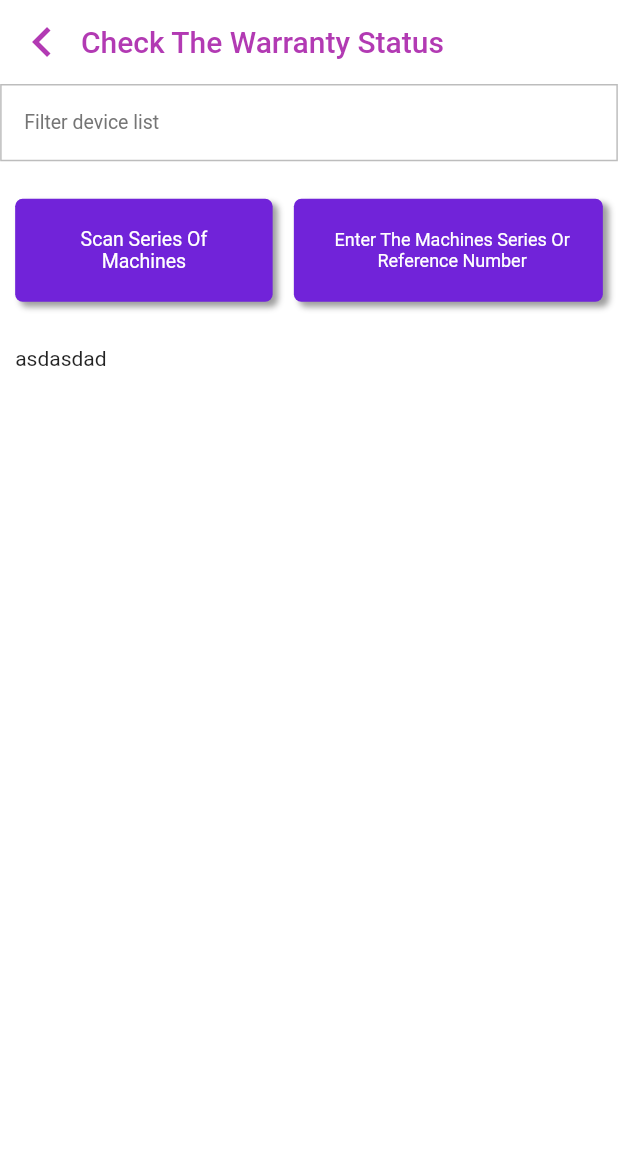
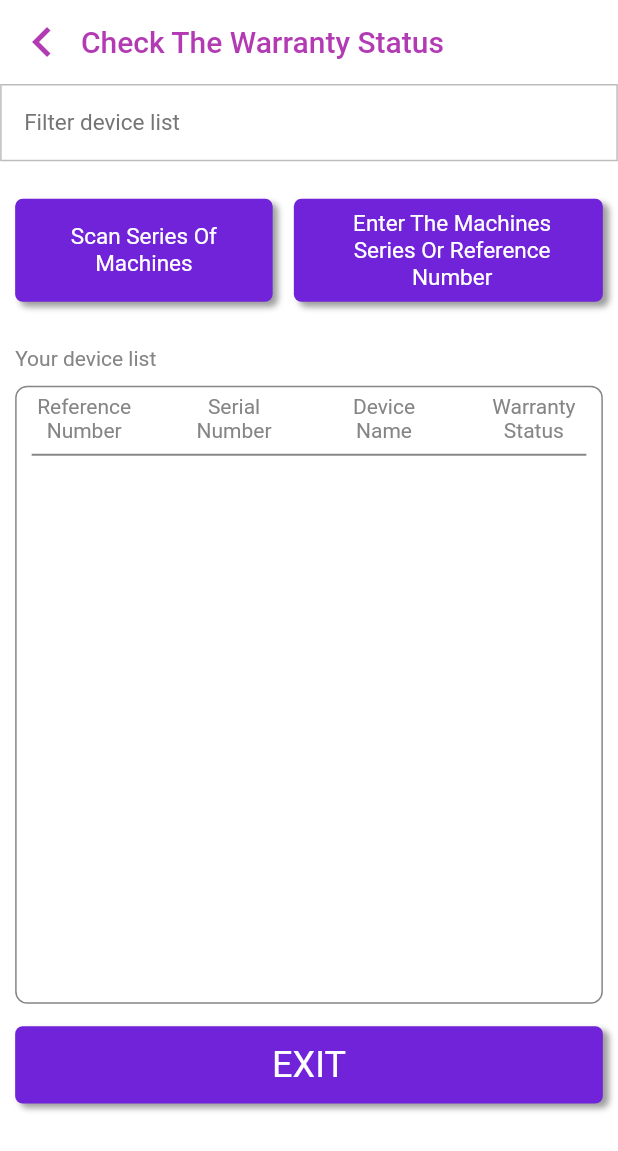
Before and after one commit to tanvu2804/project-internship, a Flutter app: the screen it shows after launch, on a phone screen of 412 x 824 dp. Shown: the top 1151 px of the screen. Run offline on Flutter 3.47's test engine with Material 2 defaults, Android fonts, the phone set to English and light mode, and no system bars.

Commit message:
[update][18-8][2022][feature/status_warranty]

```diff
--- a/lib/constants/app_string.dart
+++ b/lib/constants/app_string.dart
@@ -346,4 +346,8 @@ abstract class App_String {
   static const String FILTERDEVICE = "Filter device list";
   static const String Scan = "Scan Series Of Machines ";
   static const String Enter = "Enter The Machines Series Or Reference Number";
+  static const String REFERENCE = "Reference Number";
+  static const String SERIAL = "Serial Number";
+  static const String DEVICE = "Device Name";
+  static const String STATUS = "Warranty Status";
 }
--- a/lib/modules/Status_Warranty/view/Check_Status_Warranty_view.dart
+++ b/lib/modules/Status_Warranty/view/Check_Status_Warranty_view.dart
@@ -59,7 +59,7 @@ class _Status_Warranty_ViewState extends State<Status_Warranty_View> {
                       style: TextStyle(
                         color: Colors.grey.shade600,
                         fontWeight: FontWeight.w400,
-                        fontSize: 13,
+                        fontSize: 15,
                       ),
                     ),
                   ),
@@ -103,7 +103,7 @@ class _Status_Warranty_ViewState extends State<Status_Warranty_View> {
                               App_String.Scan,
                               textAlign: TextAlign.center,
                               style: TextStyle(
-                                fontSize: 13,
+                                fontSize: 15,
                                 color: Color(0xffFFFFFF),
                                 fontWeight: FontWeight.w400,
                                 fontStyle: FontStyle.normal,
@@ -137,7 +137,7 @@ class _Status_Warranty_ViewState extends State<Status_Warranty_View> {
                               App_String.Enter,
                               textAlign: TextAlign.center,
                               style: TextStyle(
-                                fontSize: 12,
+                                fontSize: 15,
                                 fontWeight: FontWeight.w400,
                                 fontStyle: FontStyle.normal,
                                 color: Color(0xffFFFFFF),
@@ -157,7 +157,106 @@ class _Status_Warranty_ViewState extends State<Status_Warranty_View> {
                     Padding(
                       padding: EdgeInsets.only(top: 15, bottom: 15),
                     ),
-                    Text('asdasdad'),
+                    Text(
+                      'Your device list',
+                      style: TextStyle(
+                        color: Color(0xff858585),
+                        fontWeight: FontWeight.w400,
+                      ),
+                    ),
+                    Padding(
+                      padding: EdgeInsets.only(bottom: 10),
+                    ),
+                    Container(
+                      padding: EdgeInsets.only(
+                          left: 10, right: 10, top: 5, bottom: 5),
+                      height: MediaQuery.of(context).size.height / 2,
+                      decoration: BoxDecoration(
+                        borderRadius: BorderRadius.circular(8.0),
+                        border: Border(
+                          bottom: BorderSide(
+                            width: 1,
+                            color: Color(0xff858585),
+                          ),
+                          top: BorderSide(
+                            width: 1,
+                            color: Color(0xff858585),
+                          ),
+                          left: BorderSide(
+                            width: 1,
+                            color: Color(0xff858585),
+                          ),
+                          right: BorderSide(
+                            width: 1,
+                            color: Color(0xff858585),
+                          ),
+                        ),
+                      ),
+                      child: Column(
+                        children: [
+                          Row(
+                            crossAxisAlignment: CrossAxisAlignment.start,
+                            mainAxisAlignment: MainAxisAlignment.spaceBetween,
+                            children: [
+                              Row_Title_Warranty_Status(
+                                string: App_String.REFERENCE,
+                              ),
+                              Row_Title_Warranty_Status(
+                                string: App_String.SERIAL,
+                              ),
+                              Row_Title_Warranty_Status(
+                                string: App_String.DEVICE,
+                              ),
+                              Row_Title_Warranty_Status(
+                                string: App_String.STATUS,
+                              ),
+                            ],
+                          ),
+                          Divider(
+                            thickness: 1.3,
+                            color: Color(0xff858585),
+                          ),
+                        ],
+                      ),
+                    ),
+                    Padding(
+                      padding: EdgeInsets.only(bottom: 15),
+                    ),
+                    Container(
+                      decoration: BoxDecoration(
+                        borderRadius: BorderRadius.circular(5.0),
+                        color: Color(0xff7123D9),
+                        boxShadow: [
+                          BoxShadow(
+                            color: Colors.grey,
+                            offset: Offset(3.5, 3.0),
+                            // spreadRadius: 5.0,
+                            blurRadius: 3.0,
+                          ),
+                        ],
+                      ),
+                      width: MediaQuery.of(context).size.width,
+                      height: MediaQuery.of(context).size.width / 8,
+                      child: InkWell(
+                        child: Column(
+                          mainAxisAlignment: MainAxisAlignment.center,
+                          crossAxisAlignment: CrossAxisAlignment.center,
+                          children: [
+                            Text(
+                              'EXIT',
+                              style: TextStyle(
+                                color: Color(0xffFFFFFF),
+                                fontWeight: FontWeight.w400,
+                                fontSize: 24,
+                              ),
+                            ),
+                          ],
+                        ),
+                        onTap: () {
+                          print('e');
+                        },
+                      ),
+                    ),
                   ],
                 ),
               ),
@@ -168,3 +267,25 @@ class _Status_Warranty_ViewState extends State<Status_Warranty_View> {
     );
   }
 }
+
+class Row_Title_Warranty_Status extends StatelessWidget {
+  const Row_Title_Warranty_Status({
+    Key? key,
+    required this.string,
+  }) : super(key: key);
+  final String string;
+
+  @override
+  Widget build(BuildContext context) {
+    return SizedBox(
+        child: Text(
+          this.string,
+          style: TextStyle(
+            color: Color(0xff858585),
+            fontWeight: FontWeight.w400,
+          ),
+          textAlign: TextAlign.center,
+        ),
+        width: 70);
+  }
+}
```
